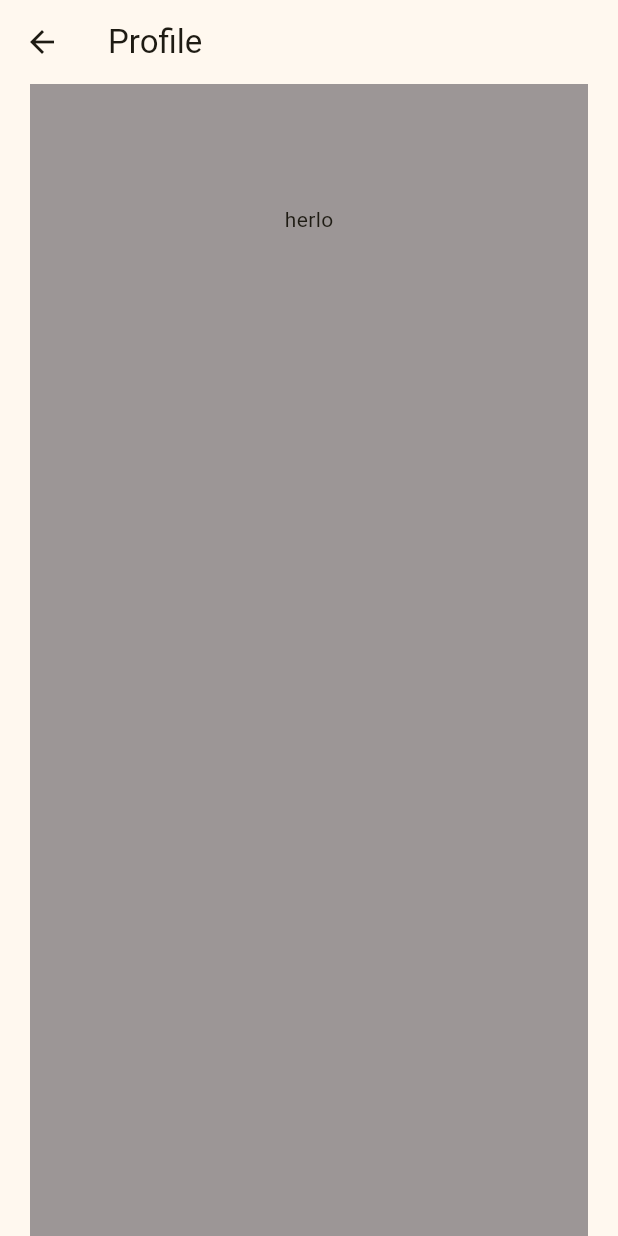
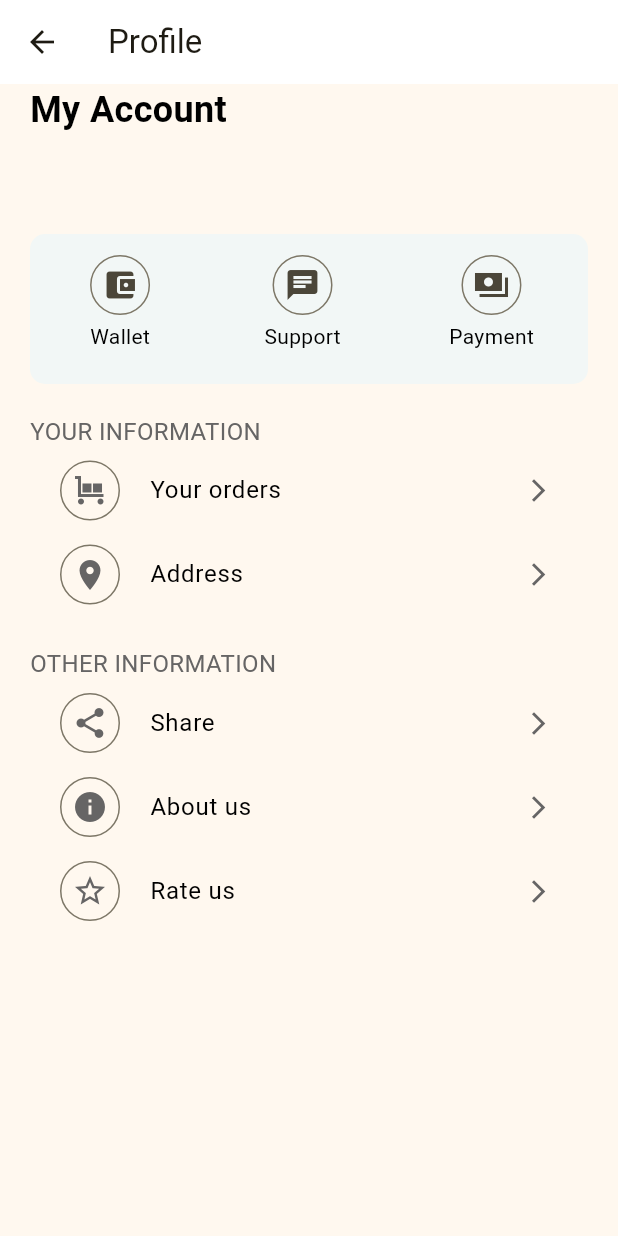
Before and after one commit to SoumyadeepOSD/flutter_food_app, a Flutter app: the Profile screen opened directly, on a phone screen of 412 x 824 dp. Run offline on Flutter 3.47's test engine with Material 2 defaults, Android fonts, the phone set to English and light mode, and no system bars; our stand-ins replace flutter_secure_storage, fluttertoast; accounts and stored records are empty.

Commit message:
Profile section UI completed

```diff
--- a/lib/Frontend/auth/login.dart
+++ b/lib/Frontend/auth/login.dart
@@ -179,7 +179,6 @@ Future<void> loginUser({context, value}) async {
     await readSecureData().then((e) {
       value.setNumber(e.toString());
     });
-
     Future.delayed(const Duration(seconds: 1), () {
       const CircularProgressIndicator();
       Navigator.pushReplacement(
--- a/lib/Frontend/constant/color.dart
+++ b/lib/Frontend/constant/color.dart
@@ -1,8 +1,10 @@
 import 'package:flutter/material.dart';
 
+Color white = const Color(0xFFFFFFFF);
 Color verylightgrey = const Color(0xFFD2CECE);
 Color lightGrey = const Color(0xFF9C9696);
 Color darkGrey = const Color(0xFF666565);
 Color black = const Color(0xFF000000);
 Color blue = const Color(0xFF3B00A9);
 Color yellow = const Color(0xFFFFEB3B);
+Color lightBlue = const Color(0xBAEDF7F8);
--- a/lib/Frontend/pages/profile.dart
+++ b/lib/Frontend/pages/profile.dart
@@ -13,29 +13,161 @@ class Profile extends StatelessWidget {
   Widget build(BuildContext context) {
     return Scaffold(
       appBar: AppBar(
+        backgroundColor: white,
+        elevation: 0,
         title: const Text("Profile"),
       ),
-      body: SingleChildScrollView(
-        scrollDirection: Axis.vertical,
-        child: Consumer<generalStateProvider>(builder: (context, value, child) {
+      body: Consumer<generalStateProvider>(builder: (context, value, child) {
         print(value.thisnumber.toString());
         return Container(
           margin: const EdgeInsets.symmetric(horizontal: 20.0),
           height: MediaQuery.of(context).size.height,
           width: double.infinity,
-            color: lightGrey,
           child: Column(
+            crossAxisAlignment: CrossAxisAlignment.start,
             children: [
               Text(
+                "My Account",
+                style: TextStyle(
+                  color: black,
+                  fontWeight: FontWeight.bold,
+                  fontSize: 24,
+                ),
+              ),
+              const SizedBox(height: 20.0),
+              Text(
                 value.thisnumber.toString(),
-                  style: TextStyle(fontSize: 56, color: Colors.red),
+                style: TextStyle(fontSize: 18, color: black),
               ),
-                Text("herlo"),
+              const SizedBox(height: 20.0),
+              Container(
+                padding: const EdgeInsets.symmetric(vertical: 10.0),
+                decoration: BoxDecoration(
+                    color: lightBlue,
+                    borderRadius: BorderRadius.all(Radius.circular(10.0))),
+                height: 100,
+                width: double.infinity,
+                child: Row(
+                  mainAxisAlignment: MainAxisAlignment.spaceAround,
+                  children: [
+                    Column(
+                      children: [
+                        IconButton.outlined(
+                          onPressed: () {},
+                          icon: const Icon(Icons.account_balance_wallet),
+                        ),
+                        Text(
+                          "Wallet",
+                          style: TextStyle(fontSize: 14, color: black),
+                        ),
+                      ],
+                    ),
+                    Column(
+                      children: [
+                        IconButton.outlined(
+                          onPressed: () {},
+                          icon: const Icon(Icons.chat),
+                        ),
+                        Text(
+                          "Support",
+                          style: TextStyle(fontSize: 14, color: black),
+                        ),
+                      ],
+                    ),
+                    Column(
+                      children: [
+                        IconButton.outlined(
+                          onPressed: () {},
+                          icon: const Icon(Icons.payments_sharp),
+                        ),
+                        Text(
+                          "Payment",
+                          style: TextStyle(fontSize: 14, color: black),
+                        ),
+                      ],
+                    )
+                  ],
+                ),
+              ),
+              const SizedBox(height: 20.0),
+              Text(
+                "YOUR INFORMATION",
+                style: TextStyle(fontSize: 16, color: darkGrey),
+              ),
+              ListTile(
+                leading: IconButton.outlined(
+                  color: verylightgrey,
+                  onPressed: () {},
+                  icon: Icon(Icons.trolley, color: darkGrey),
+                ),
+                title: Text(
+                  "Your orders",
+                  style: TextStyle(fontSize: 16, color: black),
+                ),
+                trailing: Icon(Icons.arrow_forward_ios_outlined,
+                    color: darkGrey, size: 18),
+              ),
+              ListTile(
+                leading: IconButton.outlined(
+                  color: verylightgrey,
+                  onPressed: () {},
+                  icon: Icon(Icons.location_on_sharp, color: darkGrey),
+                ),
+                title: Text(
+                  "Address",
+                  style: TextStyle(fontSize: 16, color: black),
+                ),
+                trailing: Icon(Icons.arrow_forward_ios_outlined,
+                    color: darkGrey, size: 18),
+              ),
+              const SizedBox(height: 20.0),
+              Text(
+                "OTHER INFORMATION",
+                style: TextStyle(fontSize: 16, color: darkGrey),
+              ),
+              ListTile(
+                leading: IconButton.outlined(
+                  color: verylightgrey,
+                  onPressed: () {},
+                  icon: Icon(Icons.share, color: darkGrey),
+                ),
+                title: Text(
+                  "Share",
+                  style: TextStyle(fontSize: 16, color: black),
+                ),
+                trailing: Icon(Icons.arrow_forward_ios_outlined,
+                    color: darkGrey, size: 18),
+              ),
+              ListTile(
+                leading: IconButton.outlined(
+                  color: verylightgrey,
+                  onPressed: () {},
+                  icon: Icon(Icons.info, color: darkGrey),
+                ),
+                title: Text(
+                  "About us",
+                  style: TextStyle(fontSize: 16, color: black),
+                ),
+                trailing: Icon(Icons.arrow_forward_ios_outlined,
+                    color: darkGrey, size: 18),
+              ),
+              ListTile(
+                leading: IconButton.outlined(
+                  color: verylightgrey,
+                  onPressed: () {},
+                  icon: Icon(Icons.star_border, color: darkGrey),
+                ),
+                title: Text(
+                  "Rate us",
+                  style: TextStyle(fontSize: 16, color: black),
+                ),
+                trailing: Icon(Icons.arrow_forward_ios_outlined,
+                    color: darkGrey, size: 18),
+              ),
             ],
           ),
         );
       }),
-      ),
     );
   }
 }
```
Lines whose indentation alone changed are shown as unchanged.
